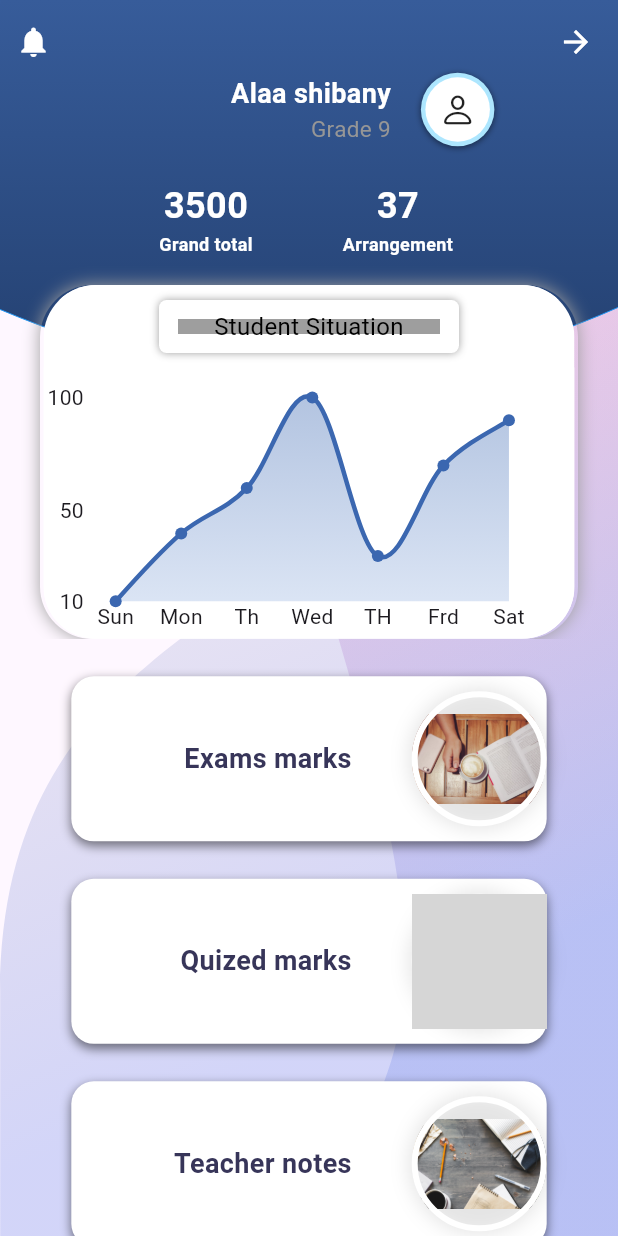
After one commit to abdulrahman-kharzoum/eduCloud_mobile, a Flutter app: the MarkScreen screen opened by its route, on a phone screen of 412 x 824 dp. The commit adds this screen. Run offline on Flutter 3.47's test engine with Material 2 defaults, Android fonts, the light colour scheme and no system bars; drawn by our look-alikes of fl_chart; our stand-ins replace animated_text_kit, awesome_notifications, awesome_snackbar_content, dio, easy_localization, flutter_spinkit and 6 more; missing offline and left inert: pusher_channels_flutter, space_fixer; accounts and stored records are empty; Roboto replaces fonts that are missing (Euclid Circular A); grey boxes are pictures that could not be loaded.

Commit message:
marks_Srceen

```diff
--- a/lib/common_widgets/lineChart.dart
+++ b/lib/common_widgets/lineChart.dart
@@ -8,7 +8,8 @@ import 'package:flutter/material.dart';
 class LineChartWidget extends StatelessWidget {
   final List<MarksPoints> points;
   final String title;
-  const LineChartWidget(this.points, this.title, {super.key});
+  final double aspectRatio;
+  const LineChartWidget(this.points, this.title, this.aspectRatio, {super.key});
 
   @override
   Widget build(BuildContext context) {
@@ -74,7 +75,7 @@ class LineChartWidget extends StatelessWidget {
               Container(
                 color: Colors.white,
                 child: AspectRatio(
-                  aspectRatio: 2.7,
+                  aspectRatio: aspectRatio,
                   child: LineChart(
                     LineChartData(
                       maxX: 7,
--- a/lib/routing/app_router.dart
+++ b/lib/routing/app_router.dart
@@ -8,6 +8,7 @@ import 'package:educloud_mobile/services/pusher_services.dart';
 import 'package:flutter/material.dart';
 import 'package:go_router/go_router.dart';
 
+import '../screens/marks_screen.dart';
 import '../screens/onboarding_screen.dart';
 import '../screens/profile_screen.dart';
 
@@ -17,6 +18,7 @@ class AppRouter {
   static String get onBoardingScreen => '/onboarding-screen';
 
   static String get homeScreen => '/home-screen';
+  static String get markScreen => '/mark-screen';
 
   static String get notificationScreen => '/notification-screen';
   static String get settingsScreen => '/settings-screen';
@@ -24,6 +26,12 @@ class AppRouter {
 
   static final GoRouter _router = GoRouter(
     routes: <RouteBase>[
+      GoRoute(
+        path: markScreen,
+        builder: (BuildContext context, GoRouterState state) {
+          return MarkScreen();
+        },
+      ),
       GoRoute(
         path: settingsScreen,
         builder: (BuildContext context, GoRouterState state) {
--- a/lib/screens/home_screen.dart
+++ b/lib/screens/home_screen.dart
@@ -115,12 +115,16 @@ class HomeScreen extends StatelessWidget {
               child: Row(
                 mainAxisAlignment: MainAxisAlignment.spaceBetween,
                 children: [
-                  topicWidget(
-                    screenHight: screenHight,
-                    screenWidth: screenWidth,
-                    topicTitle: LocaleKeys.studentsubjects.tr(),
-                    widgetP: SvgPicture.asset('assets/svg/student.svg',
-                        fit: BoxFit.fill),
+                  GestureDetector(
+                    onTap: () =>
+                        GoRouter.of(context).push(AppRouter.markScreen),
+                    child: topicWidget(
+                      screenHight: screenHight,
+                      screenWidth: screenWidth,
+                      topicTitle: LocaleKeys.studentsubjects.tr(),
+                      widgetP: SvgPicture.asset('assets/svg/student.svg',
+                          fit: BoxFit.fill),
+                    ),
                   ),
                   GestureDetector(
                     onTap: () =>
--- /dev/null
+++ b/lib/screens/marks_screen.dart
@@ -0,0 +1,234 @@
+import 'dart:ui' as ui;
+import 'dart:ui';
+
+import 'package:easy_localization/easy_localization.dart';
+import 'package:educloud_mobile/common_widgets/lineChart.dart';
+import 'package:educloud_mobile/models/marksPoints.dart';
+import 'package:educloud_mobile/styles/app_text_styles.dart';
+import 'package:educloud_mobile/translations/locale_keys.g.dart';
+import 'package:educloud_mobile/widgets/markWidget.dart';
+import 'package:educloud_mobile/widgets/topic_widget.dart';
+import 'package:flutter/material.dart';
+import 'package:flutter_svg/flutter_svg.dart';
+import 'package:go_router/go_router.dart';
+import 'package:provider/provider.dart';
+import 'package:shared_preferences/shared_preferences.dart';
+
+import '../common_widgets/BackgroundPaint.dart';
+import '../models/Notification.dart';
+import '../providers/notification_provider.dart';
+import '../routing/app_router.dart';
+import '../styles/app_colors.dart';
+import '../widgets/head_profile_widget.dart';
+
+class MarkScreen extends StatelessWidget {
+  MarkScreen({super.key});
+  //this get the language of the app
+  Locale appLocale = window.locale;
+
+  @override
+  Widget build(BuildContext context) {
+    final screenHight = MediaQuery.of(context).size.height;
+    final screenWidth = MediaQuery.of(context).size.width;
+    return Scaffold(
+      extendBodyBehindAppBar: true,
+      appBar: AppBar(
+        leading: IconButton(
+          icon: Icon(Icons.arrow_back, color: AppColors.secondaryColor),
+          onPressed: () => Navigator.of(context).pop(),
+          color: AppColors.secondaryColor,
+        ),
+        backgroundColor: Colors.transparent,
+        elevation: 0,
+        actions: [
+          Container(
+            // ignore: unrelated_type_equality_checks
+            //check if the language english or arabic
+            margin: context.locale.toString() == 'en'
+                ? EdgeInsets.only(right: screenWidth / 40)
+                : EdgeInsets.only(left: screenWidth / 40),
+            child: Consumer<NotificationProvider>(
+              builder: (context, value, child) => GestureDetector(
+                onTap: () async {
+                  final SharedPreferences prefs =
+                      await SharedPreferences.getInstance();
+                  final String NotificationsString =
+                      prefs.getString('notifications_key') ?? '';
+
+                  final List<MyNotification> notifications =
+                      MyNotification.decode(NotificationsString);
+                  value.setNotifications(notifications);
+                  GoRouter.of(context).push(AppRouter.notificationScreen);
+                },
+                child: Icon(
+                  Icons.notifications,
+                  color: AppColors.secondaryColor,
+                ),
+              ),
+            ),
+          ),
+        ],
+      ),
+      body: CustomPaint(
+        //this for the background
+        size: Size(
+            screenWidth,
+            (screenWidth * 2.1434668500180276)
+                .toDouble()), //You can Replace [WIDTH] with your desired width for Custom Paint and height will be calculated automatically
+        painter: Background(),
+        child: Column(
+          crossAxisAlignment: CrossAxisAlignment.start,
+          children: <Widget>[
+            //this head widget for user name and image and grade
+            Stack(
+              children: [
+                CustomPaint(
+                  child: CustomPaint(
+                    size: Size(
+                        screenWidth,
+                        (screenWidth * 0.6521739130434783)
+                            .toDouble()), //You can Replace [WIDTH] with your desired width for Custom Paint and height will be calculated automatically
+                    painter: RPSCustomPainter(),
+                  ),
+                ),
+                Container(
+                  margin: context.locale.toString() == 'en'
+                      ? EdgeInsets.only(
+                          top: screenHight / 17, left: screenWidth / 5)
+                      : EdgeInsets.only(
+                          top: screenHight / 17, right: screenWidth / 5),
+                  child: headProfileWidget(
+                    screenHight: screenHight,
+                    screenWidth: screenWidth,
+                    nameColor: AppColors.secondaryColor,
+                  ),
+                ),
+                Column(
+                  children: [
+                    SizedBox(
+                      height: 190,
+                    ),
+                    Center(
+                      child: Container(
+                        width: screenWidth - 50,
+                        child: LineChartWidget(
+                            marksPoints, 'Student Situation', 2.2),
+                      ),
+                    ),
+                  ],
+                ),
+                Positioned(
+                  top: 120,
+                  child: Padding(
+                    padding: EdgeInsets.only(right: 110, left: 110),
+                    child: Row(
+                      children: [
+                        Column(
+                          children: [
+                            Text(
+                              "37",
+                              style: AppTextStyles.textTitleStyle
+                                  .copyWith(color: AppColors.secondaryColor),
+                            ),
+                            Text(
+                              "Arrangement",
+                              style: AppTextStyles.miniTitle
+                                  .copyWith(color: AppColors.secondaryColor),
+                            )
+                          ],
+                        ),
+                        SizedBox(
+                          width: 60,
+                        ),
+                        Column(
+                          children: [
+                            Text(
+                              "3500",
+                              style: AppTextStyles.textTitleStyle
+                                  .copyWith(color: AppColors.secondaryColor),
+                            ),
+                            Text(
+                              "Grand total",
+                              style: AppTextStyles.miniTitle
+                                  .copyWith(color: AppColors.secondaryColor),
+                            )
+                          ],
+                        )
+                      ],
+                    ),
+                  ),
+                )
+              ],
+            ),
+            MarkWidget(
+                title: "Exams marks",
+                img: "images/onboardingScreen/1.jpeg",
+                screenWidth: screenWidth),
+            MarkWidget(
+                title: "Quized marks",
+                img: "images/onboardingScreen/2.jpeg",
+                screenWidth: screenWidth),
+            MarkWidget(
+                title: "Teacher notes",
+                img: "images/onboardingScreen/3.jpg",
+                screenWidth: screenWidth),
+          ],
+        ),
+      ),
+    );
+  }
+}
+
+//  [AppColors.ThirdColor, AppColors.primaryColor],
+class RPSCustomPainter extends CustomPainter {
+  @override
+  void paint(Canvas canvas, Size size) {
+    // Layer 1
+
+    Paint paint_fill_0 = Paint()
+      ..color = const Color.fromARGB(255, 255, 255, 255)
+      ..style = PaintingStyle.fill
+      ..strokeWidth = size.width * 0.00
+      ..strokeCap = StrokeCap.butt
+      ..strokeJoin = StrokeJoin.miter;
+    paint_fill_0.shader = ui.Gradient.linear(
+        Offset(size.width * 0.50, size.height * -0.00),
+        Offset(size.width * 0.50, size.height * 1.00),
+        [AppColors.ThirdColor, AppColors.primaryColor],
+        [0.00, 1.00]);
+
+    Path path_0 = Path();
+    path_0.moveTo(size.width * 1.0018307, size.height * -0.0018169);
+    path_0.lineTo(size.width * -0.0007780, size.height * -0.0044561);
+    path_0.quadraticBezierTo(size.width * -0.0024714, size.height * 0.5745642,
+        size.width * -0.0022883, size.height * 0.7663362);
+    path_0.cubicTo(
+        size.width * 0.3386728,
+        size.height * 0.9882105,
+        size.width * 0.6576659,
+        size.height * 0.9957895,
+        size.width * 1.0022883,
+        size.height * 0.7613028);
+    path_0.quadraticBezierTo(size.width * 1.0022883, size.height * 0.5724069,
+        size.width * 1.0018307, size.height * -0.0018169);
+    path_0.close();
+
+    canvas.drawPath(path_0, paint_fill_0);
+
+    // Layer 1
+
+    Paint paint_stroke_0 = Paint()
+      ..color = const Color.fromARGB(255, 33, 150, 243)
+      ..style = PaintingStyle.stroke
+      ..strokeWidth = size.width * 0.00
+      ..strokeCap = StrokeCap.butt
+      ..strokeJoin = StrokeJoin.miter;
+
+    canvas.drawPath(path_0, paint_stroke_0);
+  }
+
+  @override
+  bool shouldRepaint(covariant CustomPainter oldDelegate) {
+    return true;
+  }
+}
--- a/lib/screens/profile_screen.dart
+++ b/lib/screens/profile_screen.dart
@@ -71,7 +71,8 @@ class ProfileScreen extends StatelessWidget {
                         //     end: Alignment.bottomRight),
                         borderRadius: BorderRadius.circular(25),
                       ),
-                      child: LineChartWidget(marksPoints, 'Student Situation')),
+                      child: LineChartWidget(
+                          marksPoints, 'Student Situation', 2.7)),
                 ),
               ),
               Container(
--- a/lib/styles/app_colors.dart
+++ b/lib/styles/app_colors.dart
@@ -3,6 +3,7 @@ import "package:flutter/material.dart";
 class AppColors {
   static Color primaryColor = Color.fromRGBO(34, 62, 109, 1);
   static Color secondaryColor = Colors.white;
+  static Color ThirdColor = const Color.fromRGBO(55, 92, 154, 1);
   static Color appColor = Color.fromRGBO(59, 103, 176, 1);
 
   static Color iconColor = Colors.white;
--- /dev/null
+++ b/lib/widgets/markWidget.dart
@@ -0,0 +1,67 @@
+import 'package:educloud_mobile/styles/app_text_styles.dart';
+import 'package:flutter/material.dart';
+
+class MarkWidget extends StatelessWidget {
+  final double screenWidth;
+  final String title;
+  final String img;
+  const MarkWidget(
+      {required this.title,
+      required this.img,
+      required this.screenWidth,
+      super.key});
+
+  @override
+  Widget build(BuildContext context) {
+    return Center(
+      child: Container(
+        margin: EdgeInsets.only(top: 25),
+        height: 110,
+        width: screenWidth / 1.3,
+        decoration: BoxDecoration(
+          color: Colors.white,
+          borderRadius: BorderRadius.circular(15),
+          boxShadow: [
+            BoxShadow(
+              color: const Color.fromARGB(255, 0, 0, 0).withOpacity(0.5),
+              spreadRadius: 0.01,
+              blurRadius: 5,
+              offset: const Offset(0, 3), // changes position of shadow
+            ),
+          ],
+        ),
+        child: Row(
+          children: [
+            Container(
+              height: 90,
+              width: 90,
+              decoration: BoxDecoration(
+                border: Border.all(width: 4, color: Colors.white),
+                boxShadow: [
+                  BoxShadow(
+                    spreadRadius: 2,
+                    blurRadius: 10,
+                    color: Colors.black.withOpacity(0.1),
+                  ),
+                ],
+                shape: BoxShape.circle,
+                image: DecorationImage(
+                  fit: BoxFit.contain,
+                  image: AssetImage(img),
+                ),
+              ),
+            ),
+            Center(
+                child: Container(
+                    padding: EdgeInsets.all(40),
+                    child: Text(
+                      title,
+                      style:
+                          AppTextStyles.textTitleStyle.copyWith(fontSize: 18),
+                    ))),
+          ],
+        ),
+      ),
+    );
+  }
+}
```
